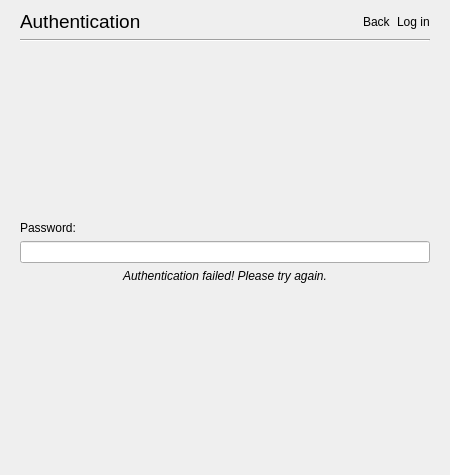
This is sokketter-ui/sources/mainwindow.ui in morwy/sokketter as Qt 5 draws it before an edit. The edited form follows.
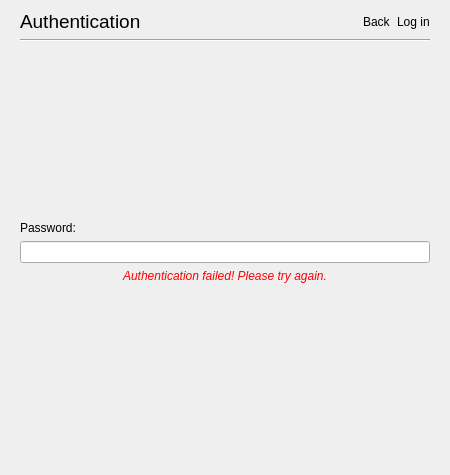
This is the edited form. The open tabs and pages were chosen to show the change. Custom widgets are drawn as their Qt base class.

Patch:
```diff
--- a/sokketter-ui/sources/mainwindow.ui
+++ b/sokketter-ui/sources/mainwindow.ui
@@ -295,6 +295,9 @@
                 <bold>false</bold>
                </font>
               </property>
+              <property name="styleSheet">
+               <string notr="true">color: red;</string>
+              </property>
               <property name="text">
                <string>Authentication failed! Please try again.</string>
               </property>
```
